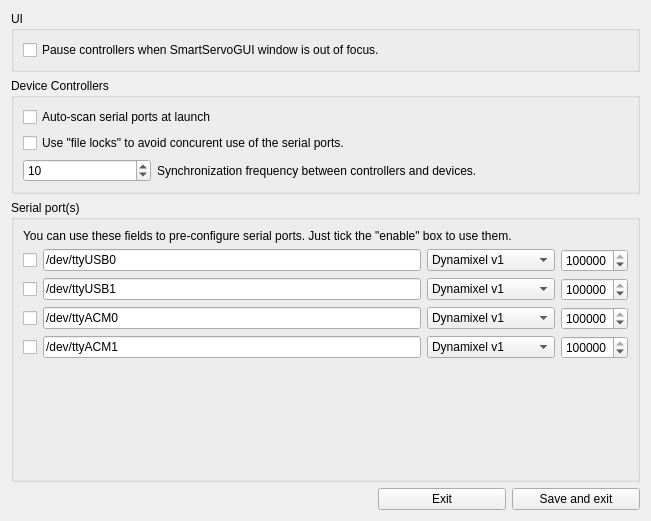
emericg/SmartServoFramework, file gui/ui/settings.ui: the form before one commit.
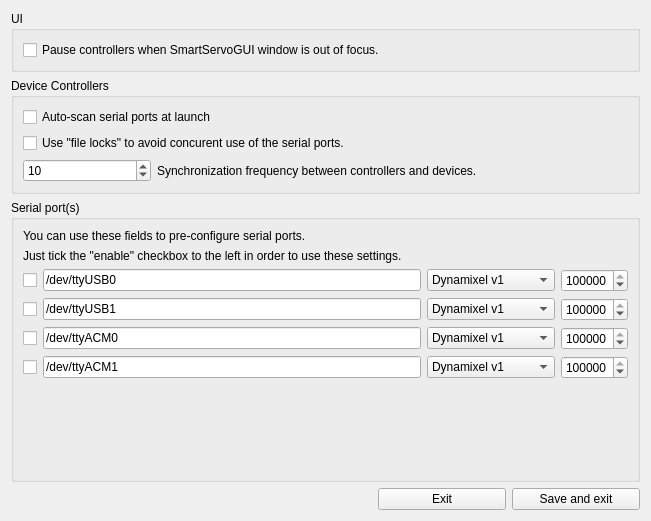
The form after the commit. Icons and pictures are not drawn.

Diff of the .ui file:
```diff
--- a/gui/ui/settings.ui
+++ b/gui/ui/settings.ui
@@ -92,13 +92,20 @@
       <item>
        <widget class="QLabel" name="label_2">
         <property name="text">
-         <string>You can use these fields to pre-configure serial ports. Just tick the &quot;enable&quot; box to use them.</string>
+         <string>You can use these fields to pre-configure serial ports.</string>
         </property>
         <property name="wordWrap">
          <bool>true</bool>
         </property>
        </widget>
       </item>
+      <item>
+       <widget class="QLabel" name="label_3">
+        <property name="text">
+         <string>Just tick the &quot;enable&quot; checkbox to the left in order to use these settings.</string>
+        </property>
+       </widget>
+      </item>
       <item>
        <layout class="QHBoxLayout" name="port_0">
         <item>
```
